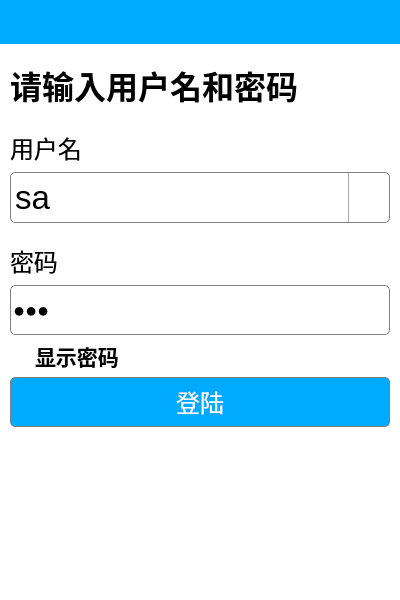
This is pages/LoginPage.ui in wps139hf/app as Qt 5 draws it before an edit. The edited form follows.
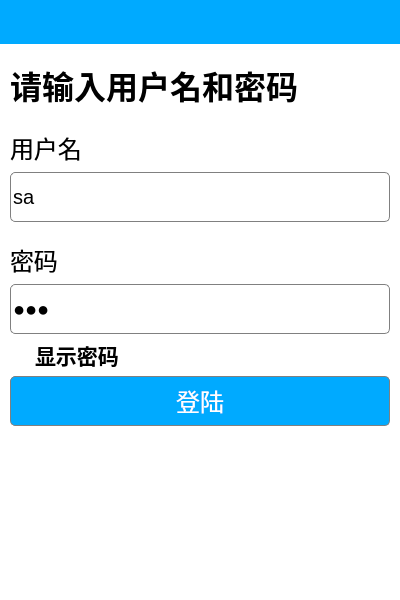
This is the edited form. Icons and pictures are not drawn. Custom widgets are drawn as their Qt base class.

Commit message: 1.update login username input widget; 2.update assert query input widget; 3.update room list style.

The edit to the form file:
```diff
--- a/pages/LoginPage.ui
+++ b/pages/LoginPage.ui
@@ -106,63 +106,39 @@
       </widget>
      </item>
      <item>
-      <widget class="QComboBox" name="username">
+      <widget class="QLineEdit" name="username">
        <property name="minimumSize">
         <size>
-         <width>87</width>
+         <width>200</width>
          <height>50</height>
         </size>
        </property>
        <property name="font">
         <font>
-         <family>微软雅黑</family>
-         <pointsize>16</pointsize>
+         <pointsize>15</pointsize>
+         <weight>50</weight>
+         <bold>false</bold>
         </font>
        </property>
        <property name="styleSheet">
-        <string notr="true">QComboBox {
-	background-color: rgb(255, 255, 255);
+        <string notr="true">QLineEdit {
     border: 1px solid gray;
     border-radius: 5px;
-    padding: 1px 2px 1px 2px;  
-    min-width: 9em;
-	font-size:25pt;
+    background: white;
+    selection-background-color: green;
+    font-size: 15pt ;
 }
-QComboBox::drop-down {
-    subcontrol-origin: padding;
-    subcontrol-position: top right;
-    width: 40px;
  
-    border-left-width: 1px;
-    border-left-color: darkgray;
-    border-left-style: solid; /* just a single line */
-    border-top-right-radius: 3px; /* same radius as the QComboBox */
-    border-bottom-right-radius: 3px;
-}
-
-QComboBox::down-arrow {
-	image: url(:/icons/icon-down-arrow.png);
-}
-
-QComboBox QAbstractItemView::item {
-    height: 50px;
-}
-QComboBox:on { /* shift the text when the popup opens */  
-     padding-top: 3px;  
-     padding-left: 4px;  
-}  </string>
+QLineEdit:hover {
+    border: 1px solid blue;
+}</string>
        </property>
-       <property name="editable">
-        <bool>true</bool>
-       </property>
-       <property name="currentText">
+       <property name="text">
         <string>sa</string>
        </property>
-       <item>
-        <property name="text">
-         <string>sa</string>
-        </property>
-       </item>
+       <property name="echoMode">
+        <enum>QLineEdit::Normal</enum>
+       </property>
       </widget>
      </item>
      <item>
```
The commit also changes 6 other files.
